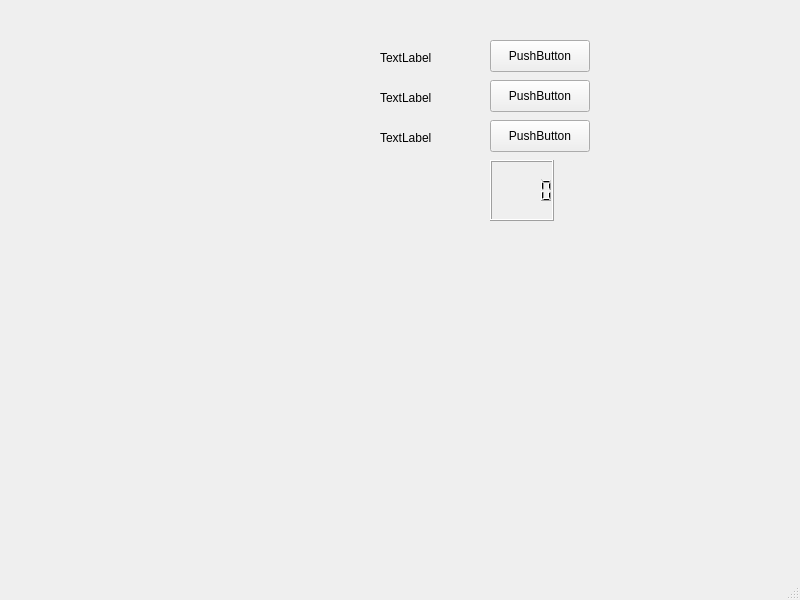
First picture: the form in qtearvinstockswindow.ui, repository earvinlin/QTEarvinSTKPGMs, before the edit.
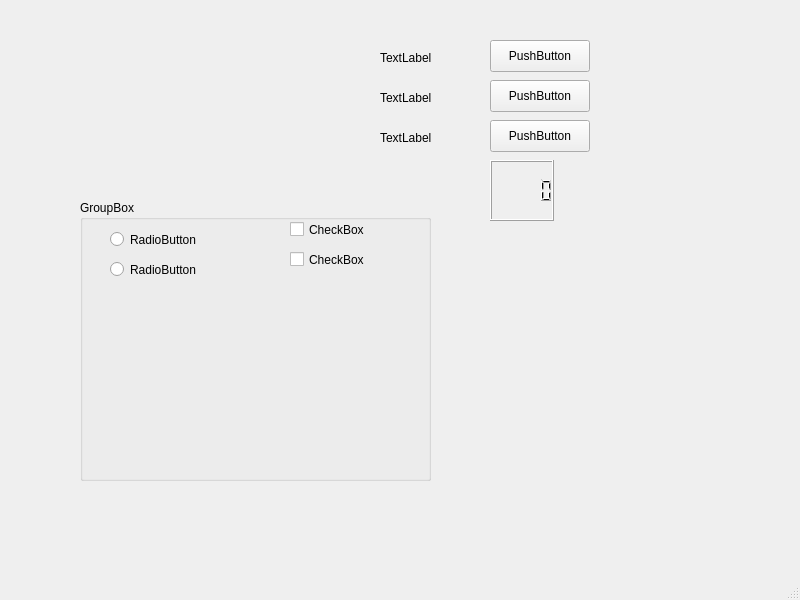
Second picture: the form after the edit.

Diff of the .ui file:
```diff
--- a/qtearvinstockswindow.ui
+++ b/qtearvinstockswindow.ui
@@ -102,6 +102,71 @@
      </rect>
     </property>
    </widget>
+   <widget class="QGroupBox" name="groupBox">
+    <property name="geometry">
+     <rect>
+      <x>80</x>
+      <y>200</y>
+      <width>351</width>
+      <height>281</height>
+     </rect>
+    </property>
+    <property name="title">
+     <string>GroupBox</string>
+    </property>
+    <widget class="QCheckBox" name="checkBox">
+     <property name="geometry">
+      <rect>
+       <x>210</x>
+       <y>20</y>
+       <width>78</width>
+       <height>19</height>
+      </rect>
+     </property>
+     <property name="text">
+      <string>CheckBox</string>
+     </property>
+    </widget>
+    <widget class="QCheckBox" name="checkBox_2">
+     <property name="geometry">
+      <rect>
+       <x>210</x>
+       <y>50</y>
+       <width>78</width>
+       <height>19</height>
+      </rect>
+     </property>
+     <property name="text">
+      <string>CheckBox</string>
+     </property>
+    </widget>
+    <widget class="QRadioButton" name="radioButton">
+     <property name="geometry">
+      <rect>
+       <x>30</x>
+       <y>30</y>
+       <width>94</width>
+       <height>19</height>
+      </rect>
+     </property>
+     <property name="text">
+      <string>RadioButton</string>
+     </property>
+    </widget>
+    <widget class="QRadioButton" name="radioButton_2">
+     <property name="geometry">
+      <rect>
+       <x>30</x>
+       <y>60</y>
+       <width>94</width>
+       <height>19</height>
+      </rect>
+     </property>
+     <property name="text">
+      <string>RadioButton</string>
+     </property>
+    </widget>
+   </widget>
   </widget>
   <widget class="QMenuBar" name="menubar">
    <property name="geometry">
```
Left out of the diff: 2 changed lines with no effect on the pictures.
